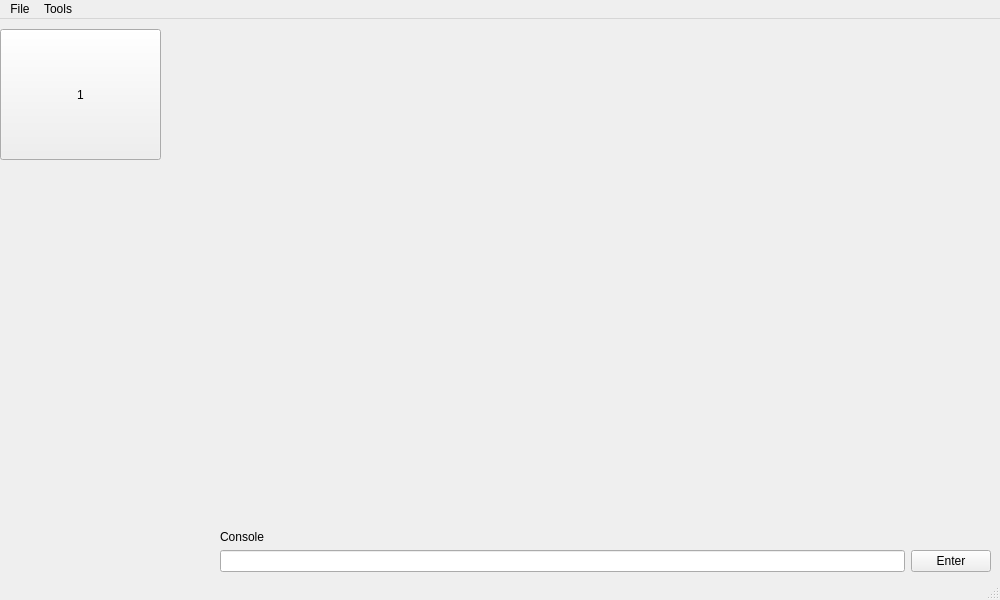
This is QT/mainwindow.ui in grigverdyan/Powerpoint-like-project as Qt 5 draws it before an edit. The edited form follows.
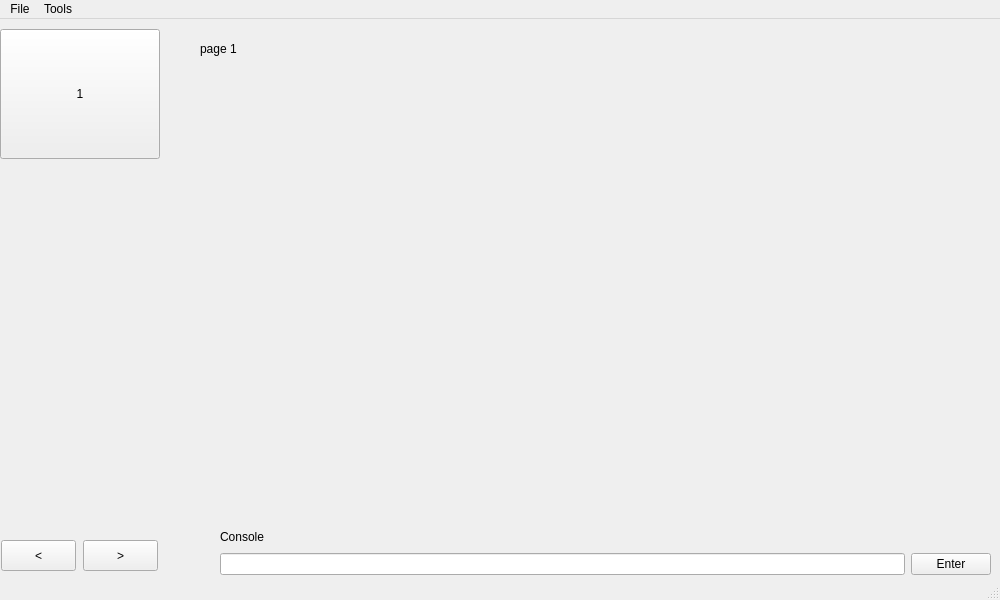
This is the edited form.

The edit to the form file:
```diff
--- a/QT/mainwindow.ui
+++ b/QT/mainwindow.ui
@@ -32,8 +32,8 @@
      <rect>
       <x>0</x>
       <y>10</y>
-      <width>161</width>
-      <height>131</height>
+      <width>160</width>
+      <height>130</height>
      </rect>
     </property>
     <property name="text">
@@ -52,16 +52,44 @@
     <property name="currentIndex">
      <number>0</number>
     </property>
-    <widget class="QWidget" name="page"/>
-    <widget class="QWidget" name="page_2"/>
+    <widget class="QWidget" name="page">
+     <widget class="QLabel" name="label_2">
+      <property name="geometry">
+       <rect>
+        <x>20</x>
+        <y>10</y>
+        <width>63</width>
+        <height>20</height>
+       </rect>
+      </property>
+      <property name="text">
+       <string>page 1</string>
+      </property>
+     </widget>
+    </widget>
+    <widget class="QWidget" name="page_2">
+     <widget class="QLabel" name="label">
+      <property name="geometry">
+       <rect>
+        <x>20</x>
+        <y>10</y>
+        <width>63</width>
+        <height>20</height>
+       </rect>
+      </property>
+      <property name="text">
+       <string>page 2</string>
+      </property>
+     </widget>
+    </widget>
    </widget>
-   <widget class="QWidget" name="">
+   <widget class="QWidget" name="layoutWidget">
     <property name="geometry">
      <rect>
       <x>220</x>
       <y>530</y>
       <width>771</width>
-      <height>24</height>
+      <height>31</height>
      </rect>
     </property>
     <layout class="QHBoxLayout" name="horizontalLayout">
@@ -81,6 +109,44 @@
      </item>
     </layout>
    </widget>
+   <widget class="QWidget" name="layoutWidget">
+    <property name="geometry">
+     <rect>
+      <x>0</x>
+      <y>520</y>
+      <width>159</width>
+      <height>33</height>
+     </rect>
+    </property>
+    <layout class="QHBoxLayout" name="horizontalLayout_2">
+     <item>
+      <widget class="QToolButton" name="toolButton_prev">
+       <property name="minimumSize">
+        <size>
+         <width>75</width>
+         <height>31</height>
+        </size>
+       </property>
+       <property name="text">
+        <string>&lt;</string>
+       </property>
+      </widget>
+     </item>
+     <item>
+      <widget class="QToolButton" name="toolButton_next">
+       <property name="minimumSize">
+        <size>
+         <width>75</width>
+         <height>31</height>
+        </size>
+       </property>
+       <property name="text">
+        <string>&gt;</string>
+       </property>
+      </widget>
+     </item>
+    </layout>
+   </widget>
   </widget>
   <widget class="QMenuBar" name="menubar">
    <property name="geometry">
```
Left out of the diff: 2 changed lines with no effect on the pictures.
